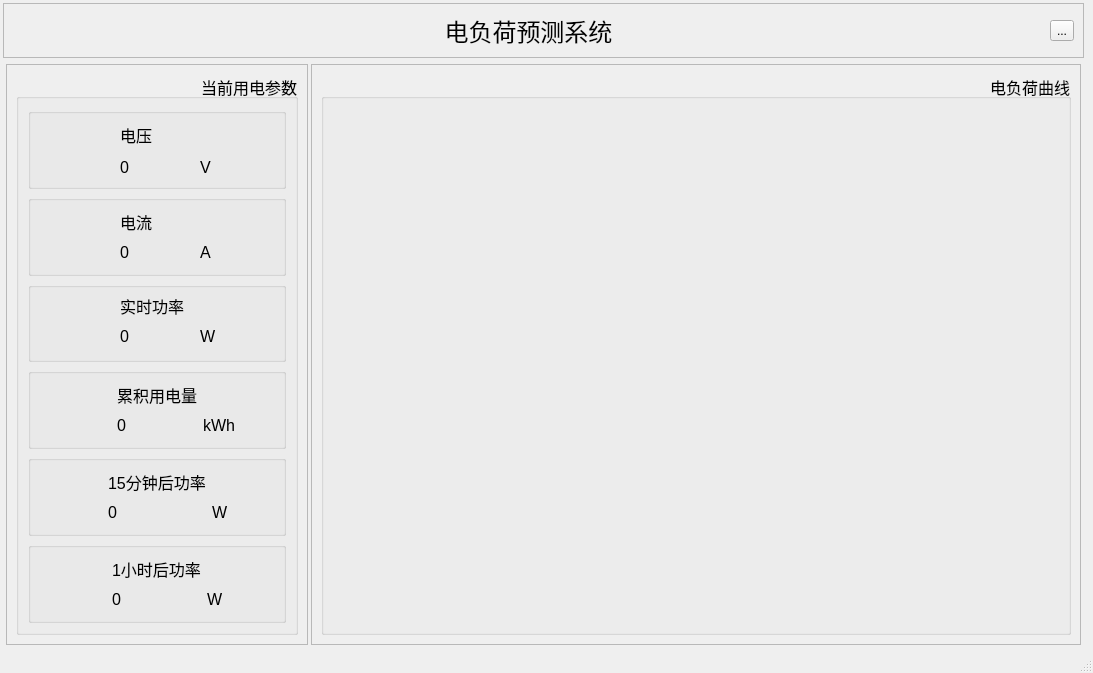
Qt form form.ui (subaishan/load-forecast-qt) before a commit.
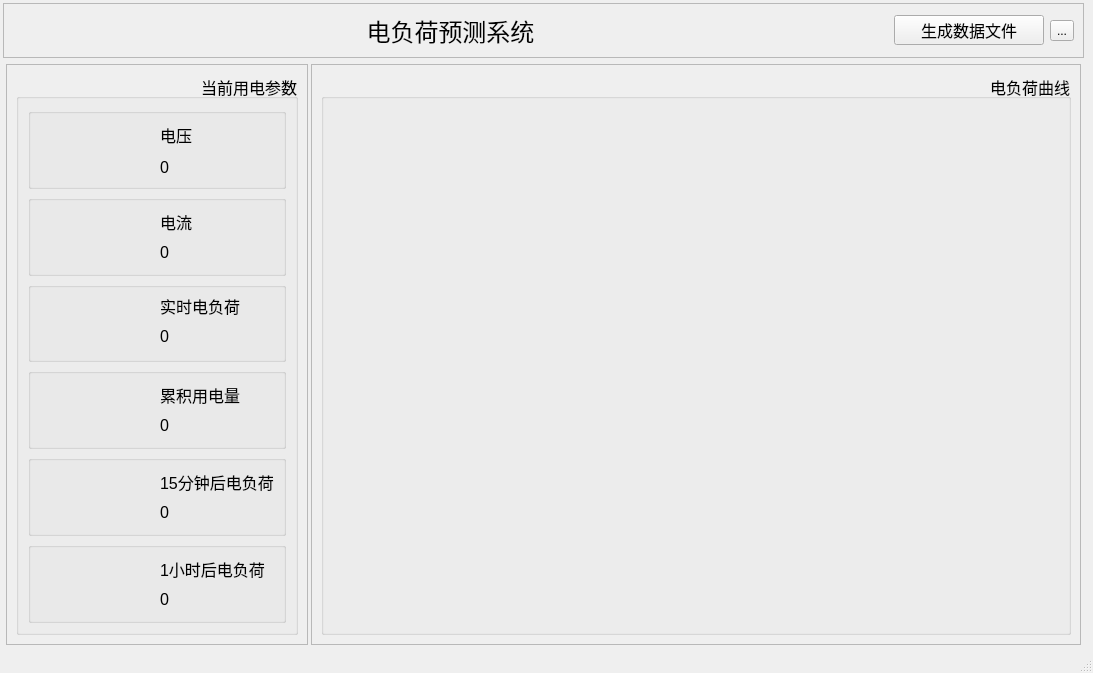
The same form after that commit. Icons and pictures are not drawn. Custom widgets are drawn as their Qt base class.

Commit message: v1.0.1 更改了数据导出,Bug修复和性能优化

The edit to the form file:
```diff
--- a/form.ui
+++ b/form.ui
@@ -7,7 +7,7 @@
     <x>0</x>
     <y>0</y>
     <width>1093</width>
-    <height>666</height>
+    <height>669</height>
    </rect>
   </property>
   <property name="windowTitle">
@@ -55,12 +55,18 @@
          <property name="text">
           <string>电负荷预测系统</string>
          </property>
+         <property name="textFormat">
+          <enum>Qt::TextFormat::AutoText</enum>
+         </property>
          <property name="alignment">
           <set>Qt::AlignmentFlag::AlignCenter</set>
          </property>
+         <property name="margin">
+          <number>0</number>
+         </property>
         </widget>
        </item>
-       <item row="0" column="2">
+       <item row="0" column="3">
         <widget class="QToolButton" name="btn_settings">
          <property name="styleSheet">
           <string notr="true"/>
@@ -80,6 +86,27 @@
          </property>
         </widget>
        </item>
+       <item row="0" column="2">
+        <widget class="QPushButton" name="btn_export_data">
+         <property name="maximumSize">
+          <size>
+           <width>150</width>
+           <height>30</height>
+          </size>
+         </property>
+         <property name="font">
+          <font>
+           <pointsize>12</pointsize>
+          </font>
+         </property>
+         <property name="cursor">
+          <cursorShape>BlankCursor</cursorShape>
+         </property>
+         <property name="text">
+          <string>生成数据文件</string>
+         </property>
+        </widget>
+       </item>
       </layout>
      </widget>
     </item>
@@ -177,7 +204,7 @@
                 <string/>
                </property>
                <layout class="QGridLayout" name="gridLayout">
-                <item row="0" column="3" rowspan="3">
+                <item row="0" column="2" rowspan="3">
                  <widget class="QLabel" name="label_2">
                   <property name="styleSheet">
                    <string notr="true">image: url(:/icons/V.png);</string>
@@ -187,27 +214,20 @@
                   </property>
                  </widget>
                 </item>
-                <item row="0" column="2">
+                <item row="2" column="1">
+                 <widget class="QLabel" name="label_voltage">
+                  <property name="text">
+                   <string>0</string>
+                  </property>
+                 </widget>
+                </item>
+                <item row="0" column="1">
                  <widget class="QLabel" name="label_3">
                   <property name="text">
                    <string>电压</string>
                   </property>
                  </widget>
                 </item>
-                <item row="2" column="2">
-                 <widget class="QLabel" name="label_voltage">
-                  <property name="text">
-                   <string>0</string>
-                  </property>
-                 </widget>
-                </item>
-                <item row="2" column="1">
-                 <widget class="QLabel" name="label_5">
-                  <property name="text">
-                   <string>V</string>
-                  </property>
-                 </widget>
-                </item>
                </layout>
               </widget>
              </item>
@@ -223,14 +243,14 @@
                 <string/>
                </property>
                <layout class="QGridLayout" name="gridLayout_4">
-                <item row="0" column="3">
+                <item row="0" column="2">
                  <widget class="QLabel" name="label_7">
                   <property name="text">
                    <string>电流</string>
                   </property>
                  </widget>
                 </item>
-                <item row="0" column="4" rowspan="2">
+                <item row="0" column="3" rowspan="2">
                  <widget class="QLabel" name="label_6">
                   <property name="styleSheet">
                    <string notr="true">image: url(:/icons/A.png);</string>
@@ -241,13 +261,6 @@
                  </widget>
                 </item>
                 <item row="1" column="2">
-                 <widget class="QLabel" name="label_9">
-                  <property name="text">
-                   <string>A</string>
-                  </property>
-                 </widget>
-                </item>
-                <item row="1" column="3">
                  <widget class="QLabel" name="label_current">
                   <property name="text">
                    <string>0</string>
@@ -269,7 +282,21 @@
                 <string/>
                </property>
                <layout class="QGridLayout" name="gridLayout_6">
-                <item row="0" column="5" rowspan="4">
+                <item row="2" column="3">
+                 <widget class="QLabel" name="label_power">
+                  <property name="text">
+                   <string>0</string>
+                  </property>
+                 </widget>
+                </item>
+                <item row="0" column="3">
+                 <widget class="QLabel" name="label_11">
+                  <property name="text">
+                   <string>实时电负荷</string>
+                  </property>
+                 </widget>
+                </item>
+                <item row="0" column="4" rowspan="4">
                  <widget class="QLabel" name="label_10">
                   <property name="styleSheet">
                    <string notr="true">image: url(:/icons/S_W.png);</string>
@@ -279,27 +306,6 @@
                   </property>
                  </widget>
                 </item>
-                <item row="0" column="4">
-                 <widget class="QLabel" name="label_11">
-                  <property name="text">
-                   <string>实时功率</string>
-                  </property>
-                 </widget>
-                </item>
-                <item row="2" column="3">
-                 <widget class="QLabel" name="label_13">
-                  <property name="text">
-                   <string>W</string>
-                  </property>
-                 </widget>
-                </item>
-                <item row="2" column="4">
-                 <widget class="QLabel" name="label_power">
-                  <property name="text">
-                   <string>0</string>
-                  </property>
-                 </widget>
-                </item>
                </layout>
               </widget>
              </item>
@@ -316,27 +322,20 @@
                </property>
                <layout class="QGridLayout" name="gridLayout_7">
                 <item row="2" column="2">
-                 <widget class="QLabel" name="label_17">
-                  <property name="text">
-                   <string>kWh</string>
-                  </property>
-                 </widget>
-                </item>
-                <item row="2" column="3">
                  <widget class="QLabel" name="label_energy">
                   <property name="text">
                    <string>0</string>
                   </property>
                  </widget>
                 </item>
-                <item row="1" column="3">
+                <item row="1" column="2">
                  <widget class="QLabel" name="label_15">
                   <property name="text">
                    <string>累积用电量</string>
                   </property>
                  </widget>
                 </item>
-                <item row="1" column="4" rowspan="2">
+                <item row="1" column="3" rowspan="2">
                  <widget class="QLabel" name="label_14">
                   <property name="styleSheet">
                    <string notr="true">image: url(:/icons/H_W.png);</string>
@@ -361,14 +360,7 @@
                 <string/>
                </property>
                <layout class="QGridLayout" name="gridLayout_5">
-                <item row="2" column="4">
-                 <widget class="QLabel" name="label_power_15min">
-                  <property name="text">
-                   <string>0</string>
-                  </property>
-                 </widget>
-                </item>
-                <item row="1" column="4">
+                <item row="1" column="3">
                  <widget class="QLabel" name="label_19">
                   <property name="font">
                    <font>
@@ -376,11 +368,11 @@
                    </font>
                   </property>
                   <property name="text">
-                   <string>15分钟后功率</string>
+                   <string>15分钟后电负荷</string>
                   </property>
                  </widget>
                 </item>
-                <item row="1" column="5" rowspan="2">
+                <item row="1" column="4" rowspan="2">
                  <widget class="QLabel" name="label_18">
                   <property name="styleSheet">
                    <string notr="true">image: url(:/icons/D_W_15.png);</string>
@@ -391,9 +383,9 @@
                  </widget>
                 </item>
                 <item row="2" column="3">
-                 <widget class="QLabel" name="label_21">
+                 <widget class="QLabel" name="label_power_15min">
                   <property name="text">
-                   <string>W</string>
+                   <string>0</string>
                   </property>
                  </widget>
                 </item>
@@ -412,7 +404,14 @@
                 <string/>
                </property>
                <layout class="QGridLayout" name="gridLayout_8">
-                <item row="0" column="4" rowspan="2">
+                <item row="1" column="2">
+                 <widget class="QLabel" name="label_power_60min">
+                  <property name="text">
+                   <string>0</string>
+                  </property>
+                 </widget>
+                </item>
+                <item row="0" column="3" rowspan="2">
                  <widget class="QLabel" name="label_22">
                   <property name="styleSheet">
                    <string notr="true">image: url(:/icons/D_W_60.png);</string>
@@ -422,24 +421,10 @@
                   </property>
                  </widget>
                 </item>
-                <item row="1" column="2">
-                 <widget class="QLabel" name="label_25">
-                  <property name="text">
-                   <string>W</string>
-                  </property>
-                 </widget>
-                </item>
-                <item row="1" column="3">
-                 <widget class="QLabel" name="label_power_60min">
-                  <property name="text">
-                   <string>0</string>
-                  </property>
-                 </widget>
-                </item>
-                <item row="0" column="3">
+                <item row="0" column="2">
                  <widget class="QLabel" name="label_23">
                   <property name="text">
-                   <string>1小时后功率</string>
+                   <string>1小时后电负荷</string>
                   </property>
                  </widget>
                 </item>
```
The commit also changes 12 other files.
